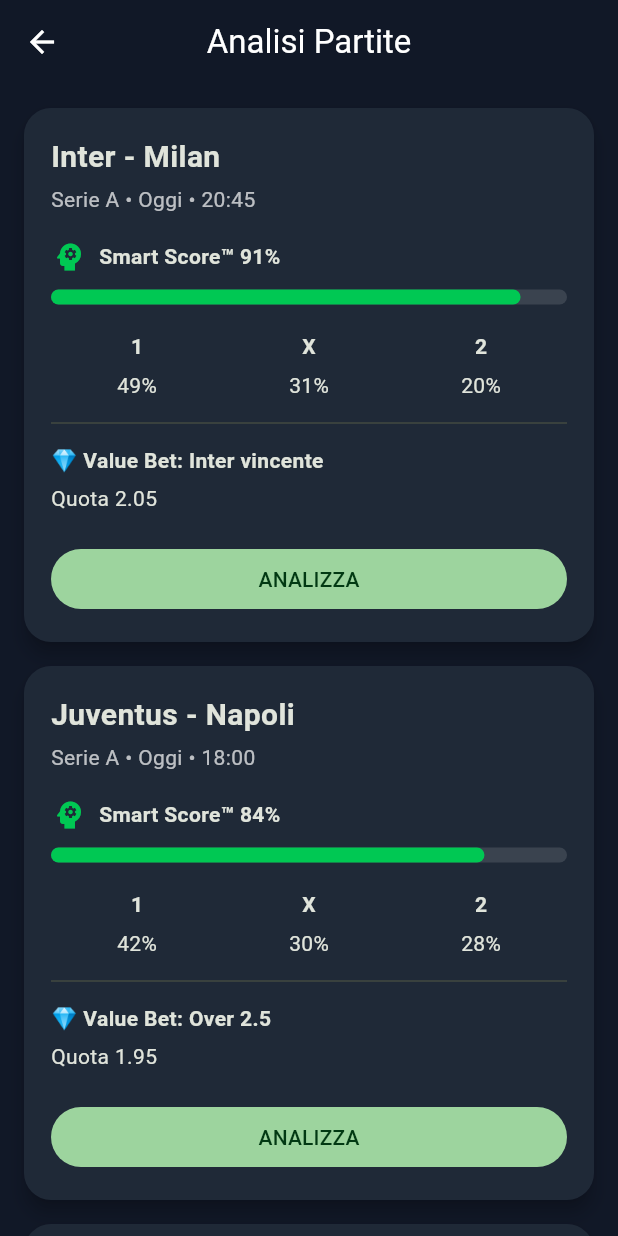
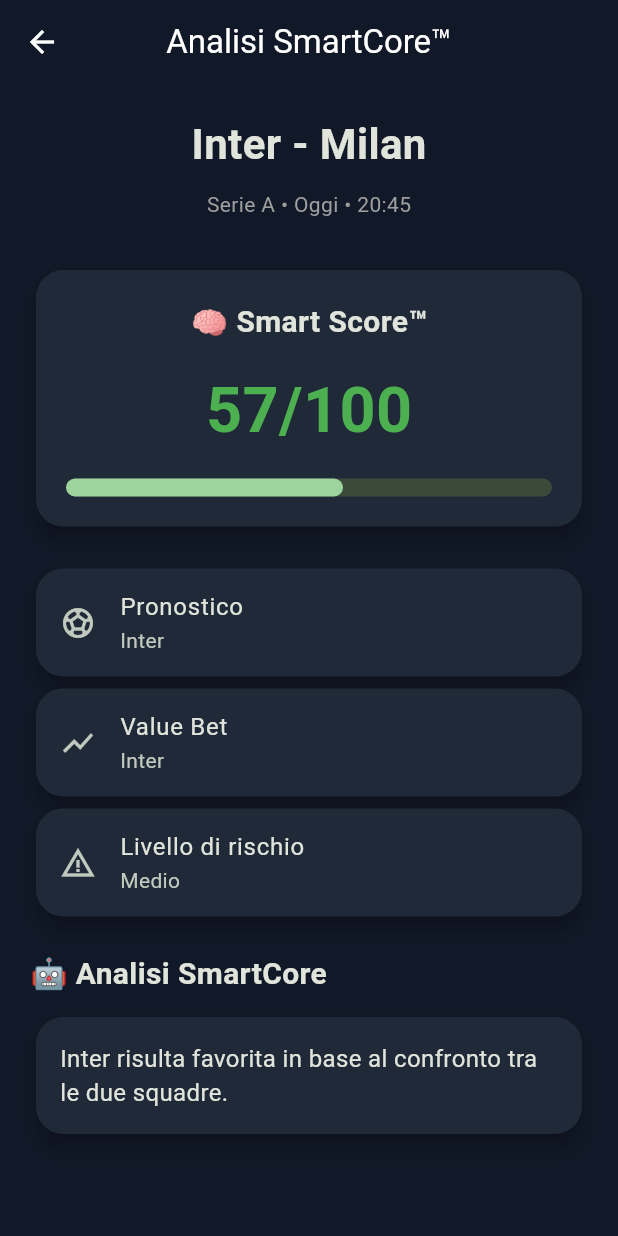
Before and after one commit to michelebarberi-ai/smartbet-ai, a Flutter app: the AnalysisScreen screen opened directly, after a tap on "ANALIZZA", on a phone screen of 412 x 824 dp. Run offline on Flutter 3.47's test engine with Material 3 defaults, Android fonts, the phone set to English and light mode, and no system bars.

Commit message:
SmartCore v0.2 - Prima analisi completa

```diff
--- /dev/null
+++ b/lib/ai/decision_engine.dart
@@ -0,0 +1,20 @@
+import '../models/analysis_result.dart';
+import '../models/match_comparison.dart';
+
+class DecisionEngine {
+  static AnalysisResult analyze(MatchComparison comparison) {
+    final smartScore = 50 + comparison.difference;
+
+    return AnalysisResult(
+      smartScore: smartScore,
+      homeProbability: comparison.favorite == "Equilibrio" ? 33 : 50,
+      drawProbability: 25,
+      awayProbability: comparison.favorite == "Equilibrio" ? 33 : 25,
+      prediction: comparison.favorite,
+      risk: comparison.difference >= 10 ? "Basso" : "Medio",
+      valueBet: comparison.favorite,
+      explanation:
+          "${comparison.favorite} risulta favorita in base al confronto tra le due squadre.",
+    );
+  }
+}
--- /dev/null
+++ b/lib/ai/match_analyzer.dart
@@ -0,0 +1,28 @@
+import '../models/team_analysis.dart';
+import '../models/match_comparison.dart';
+
+class MatchAnalyzer {
+  static MatchComparison analyze({
+    required TeamAnalysis homeTeam,
+    required TeamAnalysis awayTeam,
+  }) {
+    final difference = homeTeam.teamScore - awayTeam.teamScore;
+
+    String favorite;
+
+    if (difference > 0) {
+      favorite = homeTeam.teamName;
+    } else if (difference < 0) {
+      favorite = awayTeam.teamName;
+    } else {
+      favorite = "Equilibrio";
+    }
+
+    return MatchComparison(
+      homeScore: homeTeam.teamScore,
+      awayScore: awayTeam.teamScore,
+      difference: difference.abs(),
+      favorite: favorite,
+    );
+  }
+}
--- a/lib/ai/smartScore.dart
+++ /dev/null
@@ -1,39 +0,0 @@
-import '../models/analysis_result.dart';
-import '../models/match_model.dart';
-
-class AiEngine {
-  static AnalysisResult analyze(MatchModel match) {
-    String risk;
-
-    if (match.smartScore >= 90) {
-      risk = "Basso";
-    } else if (match.smartScore >= 75) {
-      risk = "Medio";
-    } else {
-      risk = "Alto";
-    }
-
-    return AnalysisResult(
-      smartScore: match.smartScore,
-
-      homeProbability: match.homeWin,
-      drawProbability: match.draw,
-      awayProbability: match.awayWin,
-
-      valueBet: match.valueBet,
-      odd: match.odd,
-
-      risk: risk,
-
-      explanation: _buildExplanation(match),
-    );
-  }
-
-  static String _buildExplanation(MatchModel match) {
-    return "${match.homeTeam} presenta una probabilità stimata del "
-        "${match.homeWin}% secondo il modello. "
-        "La giocata suggerita è '${match.valueBet}' "
-        "con quota ${match.odd.toStringAsFixed(2)}. "
-        "Questa è una prima analisi dimostrativa: nelle prossime versioni verranno considerate forma recente, infortuni, scontri diretti, andamento delle quote e altri indicatori.";
-  }
-}
--- /dev/null
+++ b/lib/ai/smartcore.dart
@@ -0,0 +1,33 @@
+import '../models/analysis_result.dart';
+import '../models/match_model.dart';
+import '../models/team_analysis.dart';
+
+import 'decision_engine.dart';
+import 'match_analyzer.dart';
+import 'team_analyzer.dart';
+
+class SmartCore {
+  static AnalysisResult analyze(MatchModel match) {
+    final TeamAnalysis home = TeamAnalyzer.analyze(
+      teamName: match.homeTeam,
+      form: 85,
+      attack: 88,
+      defense: 84,
+      homeAway: 92,
+      motivation: 87,
+    );
+
+    final TeamAnalysis away = TeamAnalyzer.analyze(
+      teamName: match.awayTeam,
+      form: 80,
+      attack: 82,
+      defense: 79,
+      homeAway: 74,
+      motivation: 84,
+    );
+
+    final comparison = MatchAnalyzer.analyze(homeTeam: home, awayTeam: away);
+
+    return DecisionEngine.analyze(comparison);
+  }
+}
--- /dev/null
+++ b/lib/ai/team_analyzer.dart
@@ -0,0 +1,30 @@
+import '../models/team_analysis.dart';
+
+class TeamAnalyzer {
+  static TeamAnalysis analyze({
+    required String teamName,
+    required int form,
+    required int attack,
+    required int defense,
+    required int homeAway,
+    required int motivation,
+  }) {
+    // Calcolo del Team Score
+    final double score =
+        (form * 0.30) +
+        (attack * 0.25) +
+        (defense * 0.20) +
+        (homeAway * 0.15) +
+        (motivation * 0.10);
+
+    return TeamAnalysis(
+      teamName: teamName,
+      form: form,
+      attack: attack,
+      defense: defense,
+      homeAway: homeAway,
+      motivation: motivation,
+      teamScore: score.round(),
+    );
+  }
+}
--- a/lib/models/analysis_result.dart
+++ b/lib/models/analysis_result.dart
@@ -5,10 +5,10 @@
   final int drawProbability;
   final int awayProbability;
 
+  final String prediction;
+  final String risk;
+
   final String valueBet;
-  final double odd;
-
-  final String risk;
 
   final String explanation;
 
@@ -17,9 +17,9 @@
     required this.homeProbability,
     required this.drawProbability,
     required this.awayProbability,
+    required this.prediction,
+    required this.risk,
     required this.valueBet,
-    required this.odd,
-    required this.risk,
     required this.explanation,
   });
 }
--- /dev/null
+++ b/lib/models/match_comparison.dart
@@ -0,0 +1,15 @@
+class MatchComparison {
+  final int homeScore;
+  final int awayScore;
+
+  final int difference;
+
+  final String favorite;
+
+  const MatchComparison({
+    required this.homeScore,
+    required this.awayScore,
+    required this.difference,
+    required this.favorite,
+  });
+}
--- /dev/null
+++ b/lib/models/team_analysis.dart
@@ -0,0 +1,23 @@
+class TeamAnalysis {
+  final String teamName;
+
+  // Valori da 0 a 100
+  final int form;
+  final int attack;
+  final int defense;
+  final int homeAway;
+  final int motivation;
+
+  // Punteggio finale della squadra
+  final int teamScore;
+
+  const TeamAnalysis({
+    required this.teamName,
+    required this.form,
+    required this.attack,
+    required this.defense,
+    required this.homeAway,
+    required this.motivation,
+    required this.teamScore,
+  });
+}
--- /dev/null
+++ b/lib/screens/analysis_detail_screen.dart
@@ -0,0 +1,131 @@
+import 'package:flutter/material.dart';
+
+import '../models/analysis_result.dart';
+import '../models/match_model.dart';
+
+class AnalysisDetailScreen extends StatelessWidget {
+  final MatchModel match;
+  final AnalysisResult result;
+
+  const AnalysisDetailScreen({
+    super.key,
+    required this.match,
+    required this.result,
+  });
+
+  @override
+  Widget build(BuildContext context) {
+    return Scaffold(
+      appBar: AppBar(title: const Text("Analisi SmartCore™")),
+      body: SingleChildScrollView(
+        padding: const EdgeInsets.all(20),
+        child: Column(
+          crossAxisAlignment: CrossAxisAlignment.start,
+          children: [
+            Center(
+              child: Text(
+                "${match.homeTeam} - ${match.awayTeam}",
+                style: const TextStyle(
+                  fontSize: 28,
+                  fontWeight: FontWeight.bold,
+                ),
+              ),
+            ),
+
+            const SizedBox(height: 10),
+
+            Center(
+              child: Text(
+                "${match.league} • ${match.date}",
+                style: const TextStyle(color: Colors.grey),
+              ),
+            ),
+
+            const SizedBox(height: 30),
+
+            Card(
+              child: Padding(
+                padding: const EdgeInsets.all(20),
+                child: Column(
+                  children: [
+                    const Text(
+                      "🧠 Smart Score™",
+                      style: TextStyle(
+                        fontSize: 20,
+                        fontWeight: FontWeight.bold,
+                      ),
+                    ),
+
+                    const SizedBox(height: 15),
+
+                    Text(
+                      "${result.smartScore}/100",
+                      style: const TextStyle(
+                        fontSize: 42,
+                        fontWeight: FontWeight.bold,
+                        color: Colors.green,
+                      ),
+                    ),
+
+                    const SizedBox(height: 15),
+
+                    LinearProgressIndicator(
+                      value: result.smartScore / 100,
+                      minHeight: 12,
+                      borderRadius: BorderRadius.circular(20),
+                    ),
+                  ],
+                ),
+              ),
+            ),
+
+            const SizedBox(height: 20),
+
+            Card(
+              child: ListTile(
+                leading: const Icon(Icons.sports_soccer),
+                title: const Text("Pronostico"),
+                subtitle: Text(result.prediction),
+              ),
+            ),
+
+            Card(
+              child: ListTile(
+                leading: const Icon(Icons.show_chart),
+                title: const Text("Value Bet"),
+                subtitle: Text(result.valueBet),
+              ),
+            ),
+
+            Card(
+              child: ListTile(
+                leading: const Icon(Icons.warning_amber),
+                title: const Text("Livello di rischio"),
+                subtitle: Text(result.risk),
+              ),
+            ),
+
+            const SizedBox(height: 20),
+
+            const Text(
+              "🤖 Analisi SmartCore",
+              style: TextStyle(fontSize: 20, fontWeight: FontWeight.bold),
+            ),
+
+            const SizedBox(height: 10),
+
+            Card(
+              child: Padding(
+                padding: const EdgeInsets.all(16),
+                child: Text(
+                  result.explanation,
+                  style: const TextStyle(fontSize: 16),
+                ),
+              ),
+            ),
+          ],
+        ),
+      ),
+    );
+  }
+}
--- a/lib/screens/analysis_screen.dart
+++ b/lib/screens/analysis_screen.dart
@@ -1,4 +1,7 @@
+import 'analysis_detail_screen.dart';
 import 'package:flutter/material.dart';
+import '../ai/smartcore.dart';
+import '../models/analysis_result.dart';
 import '../models/match_model.dart';
 import '../services/match_service.dart';
 
@@ -17,8 +20,10 @@
         itemBuilder: (context, index) {
           final match = matches[index];
 
+          final AnalysisResult result = SmartCore.analyze(match);
+
           return Card(
-            margin: const EdgeInsets.only(bottom: 16),
+            margin: const EdgeInsets.only(bottom: 18),
             child: Padding(
               padding: const EdgeInsets.all(18),
               child: Column(
@@ -27,66 +32,60 @@
                   Text(
                     "${match.homeTeam} - ${match.awayTeam}",
                     style: const TextStyle(
-                      fontSize: 20,
+                      fontSize: 22,
                       fontWeight: FontWeight.bold,
                     ),
                   ),
 
-                  const SizedBox(height: 4),
+                  const SizedBox(height: 5),
 
                   Text(
                     "${match.league} • ${match.date}",
-                    style: const TextStyle(color: Colors.white70),
+                    style: const TextStyle(color: Colors.grey),
                   ),
 
-                  const SizedBox(height: 16),
+                  const SizedBox(height: 20),
 
                   Row(
                     children: [
-                      const Icon(Icons.psychology, color: Color(0xFF00C853)),
-
+                      const Icon(Icons.psychology, color: Colors.green),
                       const SizedBox(width: 8),
-
                       Text(
-                        "Smart Score™ ${match.smartScore}%",
-                        style: const TextStyle(fontWeight: FontWeight.bold),
+                        "Smart Score ${result.smartScore}",
+                        style: const TextStyle(
+                          fontWeight: FontWeight.bold,
+                          fontSize: 18,
+                        ),
                       ),
                     ],
                   ),
 
-                  const SizedBox(height: 10),
+                  const SizedBox(height: 12),
 
                   LinearProgressIndicator(
-                    value: match.smartScore / 100,
+                    value: result.smartScore / 100,
                     minHeight: 10,
                     borderRadius: BorderRadius.circular(20),
-                    backgroundColor: Colors.white12,
-                    valueColor: const AlwaysStoppedAnimation<Color>(
-                      Color(0xFF00C853),
-                    ),
                   ),
 
-                  const SizedBox(height: 18),
-
-                  Row(
-                    mainAxisAlignment: MainAxisAlignment.spaceAround,
-                    children: [
-                      _Probability("1", match.homeWin),
-                      _Probability("X", match.draw),
-                      _Probability("2", match.awayWin),
-                    ],
-                  ),
-
-                  const Divider(height: 30),
+                  const SizedBox(height: 20),
 
                   Text(
-                    "💎 Value Bet: ${match.valueBet}",
+                    "Pronostico: ${result.prediction}",
                     style: const TextStyle(fontWeight: FontWeight.bold),
                   ),
 
-                  const SizedBox(height: 5),
+                  const SizedBox(height: 6),
 
-                  Text("Quota ${match.odd.toStringAsFixed(2)}"),
+                  Text("Rischio: ${result.risk}"),
+
+                  const SizedBox(height: 6),
+
+                  Text("Value Bet: ${result.valueBet}"),
+
+                  const SizedBox(height: 14),
+
+                  Text(result.explanation),
 
                   const SizedBox(height: 20),
 
@@ -94,7 +93,15 @@
                     width: double.infinity,
                     child: FilledButton(
                       onPressed: () {
-                        // Nella prossima sessione apriremo MatchDetailScreen
+                        Navigator.push(
+                          context,
+                          MaterialPageRoute(
+                            builder: (context) => AnalysisDetailScreen(
+                              match: match,
+                              result: result,
+                            ),
+                          ),
+                        );
                       },
                       child: const Text("ANALIZZA"),
                     ),
@@ -108,21 +115,3 @@
     );
   }
 }
-
-class _Probability extends StatelessWidget {
-  final String label;
-  final int value;
-
-  const _Probability(this.label, this.value);
-
-  @override
-  Widget build(BuildContext context) {
-    return Column(
-      children: [
-        Text(label, style: const TextStyle(fontWeight: FontWeight.bold)),
-        const SizedBox(height: 6),
-        Text("$value%"),
-      ],
-    );
-  }
-}
--- a/lib/screens/home_screen.dart
+++ b/lib/screens/home_screen.dart
@@ -1,4 +1,3 @@
-import 'analysis_screen.dart';
 import '../widgets/menu_grid.dart';
 import 'package:flutter/material.dart';
 import '../widgets/today_card.dart';
```
Also changed, not shown: lib/ai/explanation_engine.dart (added), lib/ai/prediction_engine.dart (added), lib/ai/risk_engine.dart (added), lib/ai/value_engine.dart (added).
